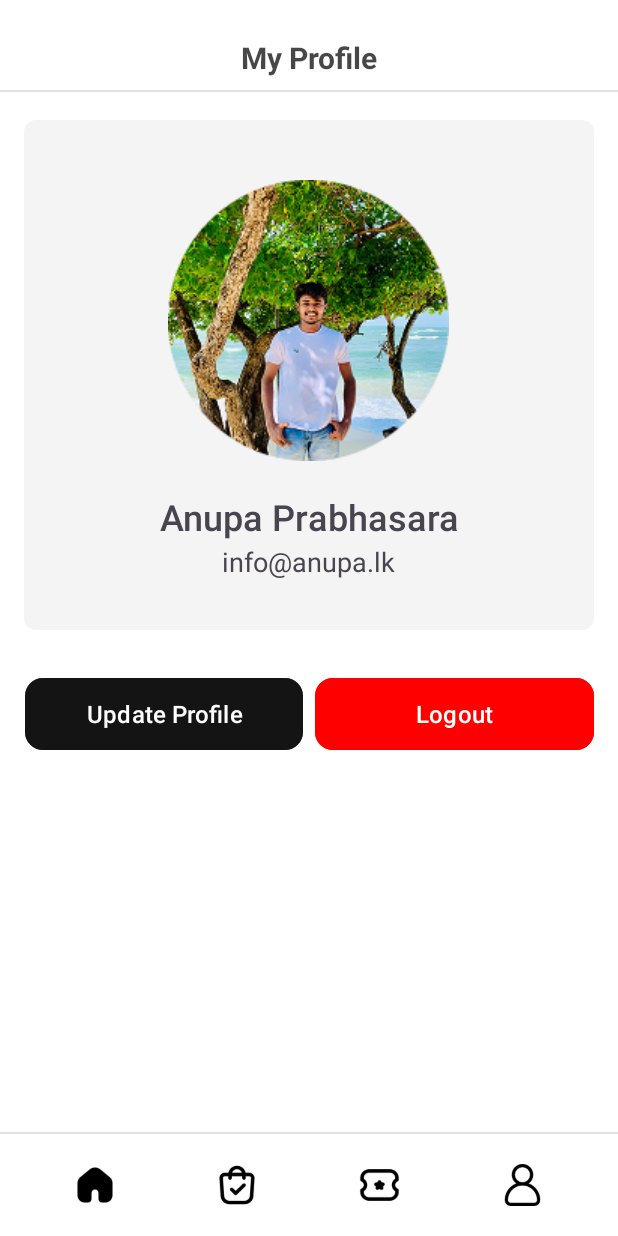
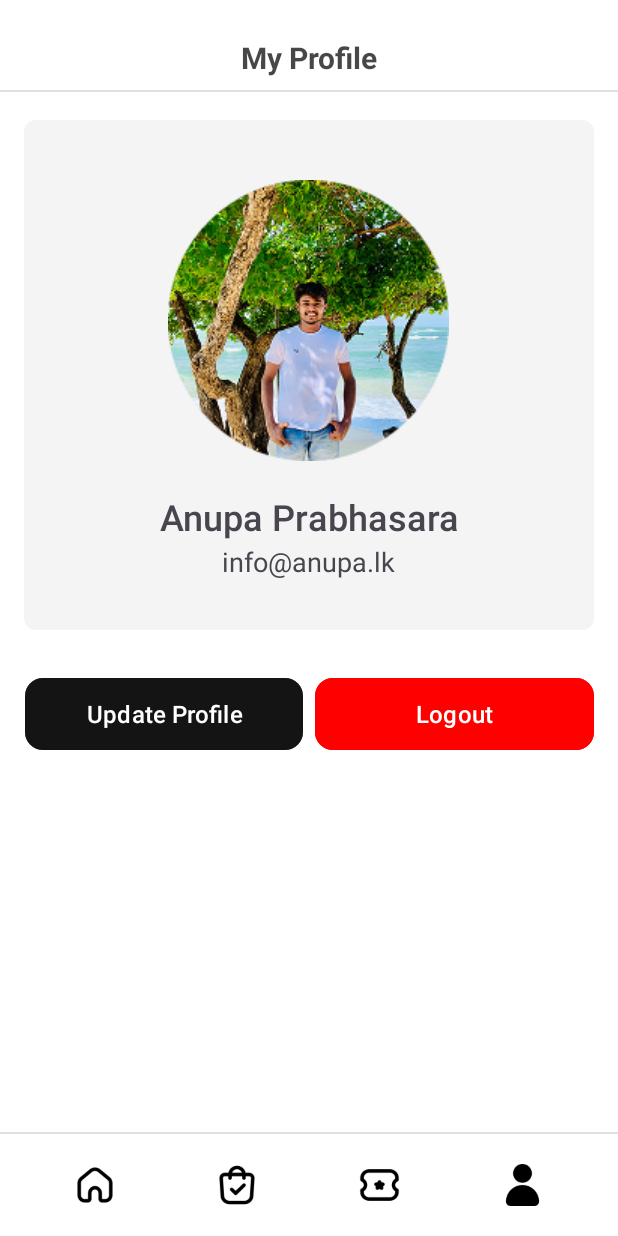
Before and after one commit to anupaprabhasara/railease-mad-project, an Android app: the MyProfile screen opened directly, with no data from a screen before it, on a phone screen of 412 x 824 dp. Run offline under Robolectric (Android 15) with nearby library versions, the phone set to English and light mode, and no system bars.

Commit message:
my profile

```diff
--- a/app/src/main/java/com/anupa/railease/MyProfile.kt
+++ b/app/src/main/java/com/anupa/railease/MyProfile.kt
@@ -1,6 +1,9 @@
 package com.anupa.railease
 
+import android.content.Intent
 import android.os.Bundle
+import android.widget.Button
+import android.widget.ImageView
 import androidx.activity.enableEdgeToEdge
 import androidx.appcompat.app.AppCompatActivity
 import androidx.core.view.ViewCompat
@@ -16,5 +19,35 @@ class MyProfile : AppCompatActivity() {
             v.setPadding(systemBars.left, systemBars.top, systemBars.right, systemBars.bottom)
             insets
         }
+
+        val homePage = findViewById<ImageView>(R.id.homePage)
+        homePage.setOnClickListener {
+            startActivity(Intent(this, HomePage::class.java))
+        }
+
+        val bookingPage = findViewById<ImageView>(R.id.bookingPage)
+        bookingPage.setOnClickListener {
+            startActivity(Intent(this, BookingPage::class.java))
+        }
+
+        val ticketsPage = findViewById<ImageView>(R.id.ticketsPage)
+        ticketsPage.setOnClickListener {
+            startActivity(Intent(this, MyETickets::class.java))
+        }
+
+        val profilePage = findViewById<ImageView>(R.id.profilePage)
+        profilePage.setOnClickListener {
+            startActivity(Intent(this, MyProfile::class.java))
+        }
+
+        val updateProfile = findViewById<Button>(R.id.updateProfile)
+        updateProfile.setOnClickListener {
+            startActivity(Intent(this, UpdateProfile::class.java))
+        }
+
+        val logoutBtn = findViewById<Button>(R.id.logoutBtn)
+        logoutBtn.setOnClickListener {
+            startActivity(Intent(this, LoginPage::class.java))
+        }
     }
 }
--- a/app/src/main/res/layout/my_profile.xml
+++ b/app/src/main/res/layout/my_profile.xml
@@ -127,7 +127,7 @@
         app:layout_constraintTop_toTopOf="parent">
 
         <Button
-            android:id="@+id/login3"
+            android:id="@+id/updateProfile"
             android:layout_width="0dp"
             android:layout_height="56dp"
             android:layout_marginRight="4dp"
@@ -139,7 +139,7 @@
             tools:ignore="HardcodedText,VisualLintButtonSize" />
 
         <Button
-            android:id="@+id/login4"
+            android:id="@+id/logoutBtn"
             android:layout_width="0dp"
             android:layout_height="56dp"
             android:layout_marginLeft="4dp"
@@ -180,7 +180,7 @@
                 android:layout_width="0dp"
                 android:layout_height="28dp"
                 android:layout_weight="1"
-            app:srcCompat="@drawable/home_selected" />
+                app:srcCompat="@drawable/home_empty" />
 
         <ImageView
                 android:id="@+id/bookingPage"
@@ -201,7 +201,7 @@
                 android:layout_width="0dp"
                 android:layout_height="28dp"
                 android:layout_weight="1"
-            app:srcCompat="@drawable/user_empty" />
+                app:srcCompat="@drawable/user_selected" />
     </LinearLayout>
 
 </androidx.constraintlayout.widget.ConstraintLayout>
```
Also changed, not shown: app/src/main/res/layout/update_profile.xml (+7 -3 lines). Lines whose indentation alone changed are shown as unchanged.
